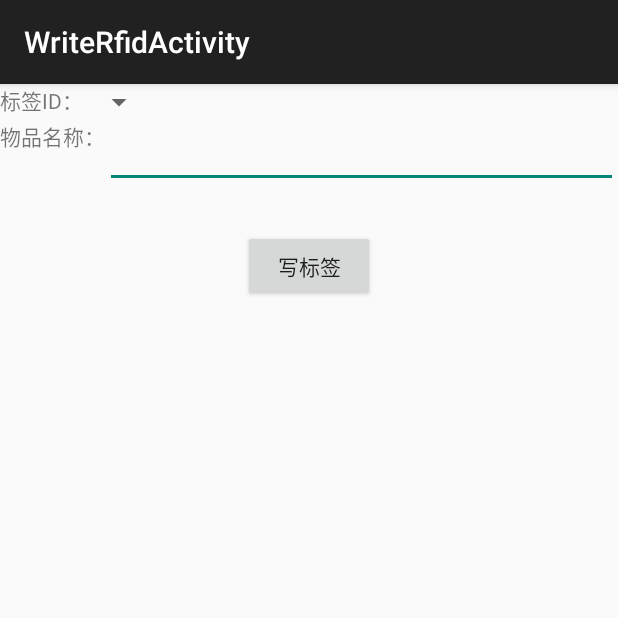
After one commit to kidrocky/inventory_tools, an Android app: the WriteRfidActivity screen opened directly, with no data from a screen before it, on a phone screen of 412 x 824 dp, the top half of it. The commit adds this screen. Run offline under Robolectric (Android 15) with nearby library versions, the phone set to English and light mode, and no system bars.

Commit message:
写标签

```diff
--- a/app/src/main/AndroidManifest.xml
+++ b/app/src/main/AndroidManifest.xml
@@ -1,7 +1,8 @@
 <?xml version="1.0" encoding="utf-8"?>
 <manifest xmlns:android="http://schemas.android.com/apk/res/android"
     package="com.example.administrator.inventorytools" >
-    <uses-permission android:name="android.permission.SET_DEBUG_APP"/>
+
+    <uses-permission android:name="android.permission.SET_DEBUG_APP" />
 
     <application
         android:allowBackup="true"
@@ -24,5 +25,10 @@
             android:name=".inventory"
             android:label="@string/title_activity_inventory" >
         </activity>
+        <activity
+            android:name=".WriteRfidActivity"
+            android:label="@string/title_activity_write_rfid" >
+        </activity>
     </application>
+
 </manifest>
--- /dev/null
+++ b/app/src/main/java/com/example/administrator/inventorytools/WriteRfidActivity.java
@@ -0,0 +1,18 @@
+package com.example.administrator.inventorytools;
+
+import android.support.v7.app.ActionBarActivity;
+import android.os.Bundle;
+import android.view.Menu;
+import android.view.MenuItem;
+
+
+public class WriteRfidActivity extends ActionBarActivity
+{
+
+    @Override
+    protected void onCreate(Bundle savedInstanceState)
+    {
+        super.onCreate(savedInstanceState);
+        setContentView(R.layout.activity_write_rfid);
+    }
+}
--- /dev/null
+++ b/app/src/main/res/layout/activity_write_rfid.xml
@@ -0,0 +1,47 @@
+<?xml version="1.0" encoding="utf-8"?>
+<RelativeLayout xmlns:android="http://schemas.android.com/apk/res/android"
+                android:layout_width="match_parent"
+                android:layout_height="match_parent">
+
+    <TextView
+        android:layout_width="wrap_content"
+        android:layout_height="wrap_content"
+        android:text="@string/str_rfid_label"
+        android:id="@+id/tv_rfid_label"
+        android:layout_alignParentTop="true"
+        android:layout_alignParentLeft="true"/>
+
+    <Spinner
+        android:layout_width="wrap_content"
+        android:layout_height="wrap_content"
+        android:id="@+id/sp_rfid"
+        android:layout_alignParentTop="true"
+        android:layout_toRightOf="@+id/tv_rfid_label"
+        android:spinnerMode="dialog"/>
+
+    <TextView
+        android:layout_width="wrap_content"
+        android:layout_height="wrap_content"
+        android:text="@string/str_item_name"
+        android:id="@+id/tv_item_name_label"
+        android:layout_below="@+id/sp_rfid"
+        android:layout_alignParentLeft="true"/>
+
+    <EditText
+        android:layout_width="wrap_content"
+        android:layout_height="wrap_content"
+        android:id="@+id/editText"
+        android:layout_below="@+id/sp_rfid"
+        android:layout_toRightOf="@+id/tv_item_name_label"
+        android:layout_alignParentRight="true"
+        android:inputType=""/>
+
+    <Button
+        android:layout_width="wrap_content"
+        android:layout_height="wrap_content"
+        android:text="@string/str_write_rfid"
+        android:id="@+id/btn_write_rfid"
+        android:layout_below="@+id/editText"
+        android:layout_centerHorizontal="true"
+        android:layout_marginTop="28dp"/>
+</RelativeLayout>
--- /dev/null
+++ b/app/src/main/res/menu/menu_write_rfid.xml
@@ -0,0 +1,9 @@
+<menu xmlns:android="http://schemas.android.com/apk/res/android"
+      xmlns:app="http://schemas.android.com/apk/res-auto"
+      xmlns:tools="http://schemas.android.com/tools"
+      tools:context="com.example.administrator.inventorytools.WriteRfidActivity">
+    <item android:id="@+id/action_settings"
+          android:title="@string/action_settings"
+          android:orderInCategory="100"
+          app:showAsAction="never"/>
+</menu>
--- a/app/src/main/res/values/strings.xml
+++ b/app/src/main/res/values/strings.xml
@@ -18,4 +18,8 @@
     <string name="str_btn_inventory_save">保存</string>
 
     <string name="red">#FF0000</string>
+    <string name="str_rfid_label">标签ID：</string>
+    <string name="str_item_name">物品名称：</string>
+    <string name="str_write_rfid">写标签</string>
+    <string name="title_activity_write_rfid">WriteRfidActivity</string>
 </resources>
```
